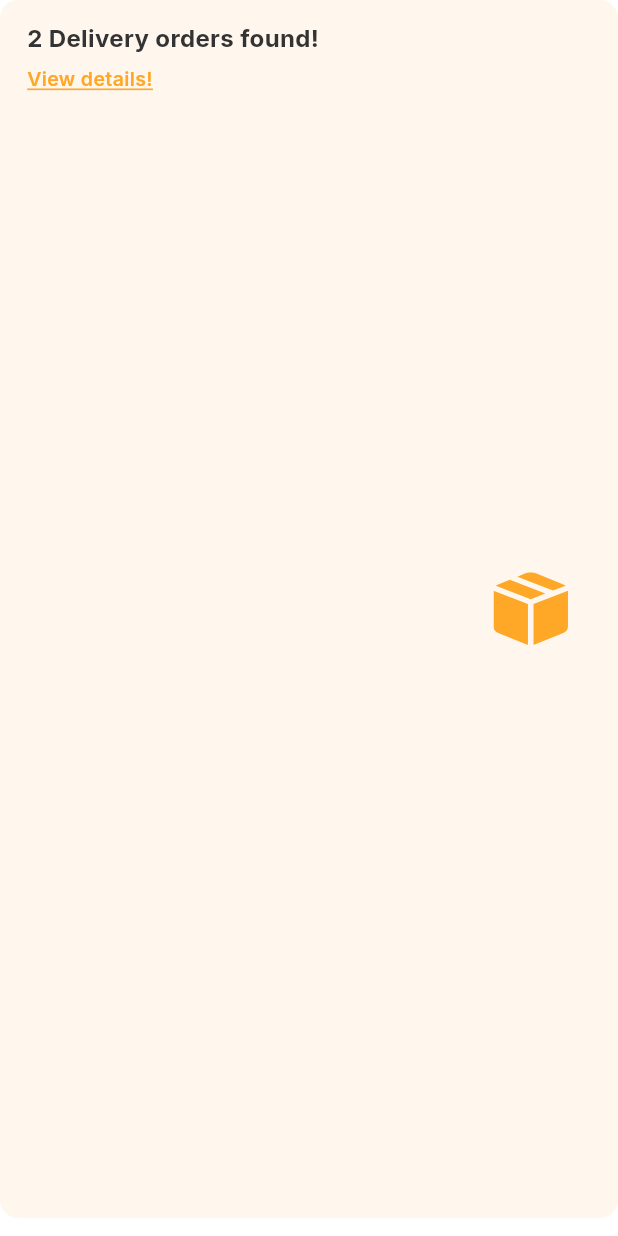
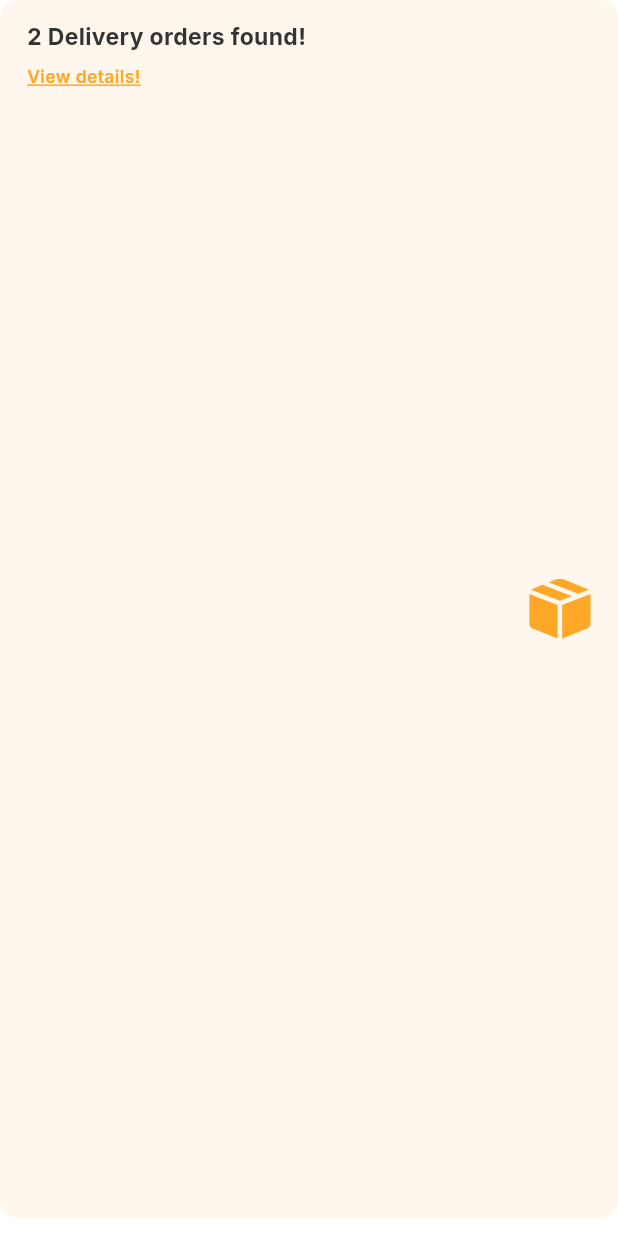
Before and after one commit to BuckyBanaz/Plex, a Flutter app: the DeliveryNotificationCard widget shown alone on an empty page, opened directly, on a phone screen of 412 x 824 dp. Run offline on Flutter 3.47's test engine with Material 3 defaults, Android fonts, the light colour scheme and no system bars; our stand-ins replace animated_bottom_navigation_bar, app_links, device_info_plus, dio, dotted_border, dotted_line and 25 more; missing offline and left inert: dart:ffi, dart:html, flutter_polyline_points, flutter_stripe; accounts and stored records are empty.

Commit message:
refactor: Adopt responsive UI with Sizer and fix minor overflows
This commit refactors several UI components to use the `sizer` package for responsive layouts, replacing fixed pixel values with screen-percentage units (`.w`, `.h`, `.sp`). It also addresses minor UI overflow issues and restores navigation functionality.

### Key Changes:

- **Responsive UI:**
  - **Vehicle Selector:** Converted fixed width/height to `30.w` and `10.h`.
  - **Recent History:** Updated font sizes and avatar radius to use `.sp` units.
  - **Delivery Notification:** Adapted font sizes, width, and height to responsive units.
  - **Driver Home:** Adjusted font sizes to use `.sp` units.

- **UI Fixes:**
  - **Driver Home Screen:**
    - Increased the height of the top container slightly to `30.5.h` to prevent overflow.
    - Adjusted the position of the driver image to `-0.6.h` to fix a visual overflow.
  - **Navigation:** Re-enabled the `onPressed` navigation to the driver notification screen.

```diff
--- a/lib/screens/driver/home/components/delivery_notification_card.dart
+++ b/lib/screens/driver/home/components/delivery_notification_card.dart
@@ -1,7 +1,8 @@
 import 'package:flutter/material.dart';
 import 'package:flutter_svg/flutter_svg.dart';
 import 'package:get/get.dart';
-import 'package:plex_user/constant/app_colors.dart'; // SVG के लिए इम्पोर्ट करें
+import 'package:plex_user/constant/app_colors.dart';
+import 'package:sizer/sizer.dart'; // SVG के लिए इम्पोर्ट करें
 
 class DeliveryNotificationCard extends StatelessWidget {
 
@@ -32,8 +33,8 @@ class DeliveryNotificationCard extends StatelessWidget {
               children: [
                 Text(
                   '$deliveryCount ${'deliveryOrdersFound'.tr}',
-                  style: const TextStyle(
-                    fontSize: 16,
+                  style:  TextStyle(
+                    fontSize: 16.sp,
                     fontWeight: FontWeight.w700,
                     color: Color(0xFF333333),
                   ),
@@ -45,7 +46,7 @@ class DeliveryNotificationCard extends StatelessWidget {
                     'viewDetails'.tr,
                     style: TextStyle(
                       color: AppColors.primary,
-                      fontSize: 13,
+                      fontSize: 14.sp,
                       fontWeight: FontWeight.w600,
                       decoration: TextDecoration.underline,
                       decorationColor: AppColors.primary,
@@ -58,8 +59,8 @@ class DeliveryNotificationCard extends StatelessWidget {
 
 
           Container(
-            width: 80,
-            height: 80,
+            width: 10.w,
+            height: 10.h,
             decoration: BoxDecoration(
               borderRadius: BorderRadius.circular(10),
             ),
```
Also changed, not shown: lib/screens/driver/home/components/recent_history_list.dart (+8 -7 lines), lib/screens/driver/home/driver_home_screen.dart (+17 -18 lines), lib/screens/individual/Booking/components/vehicle_type_selector.dart (+5 -4 lines).
